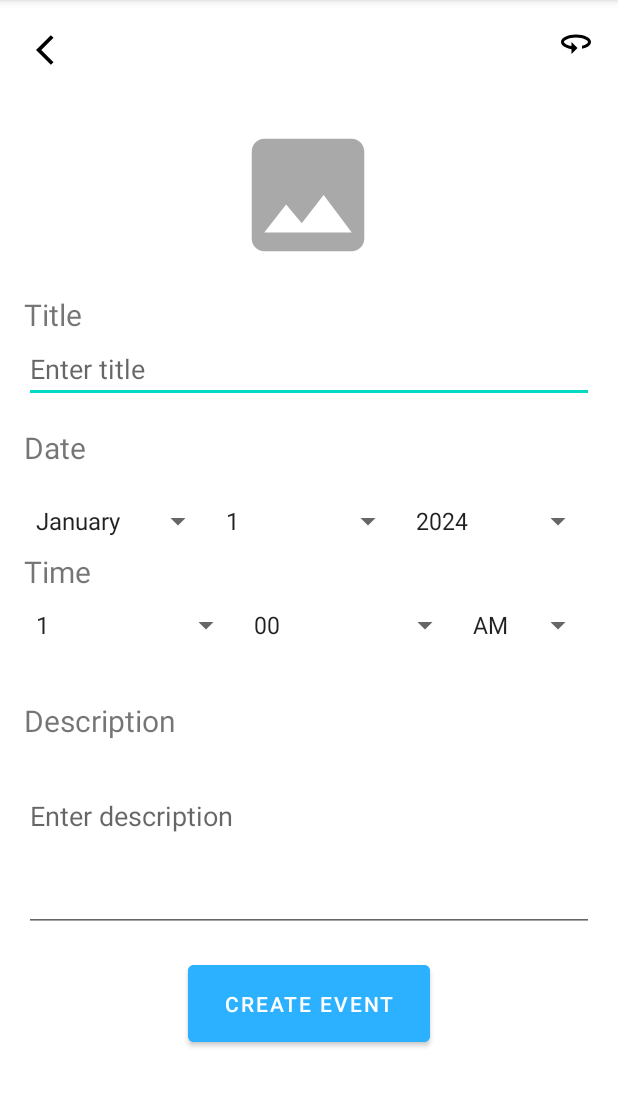
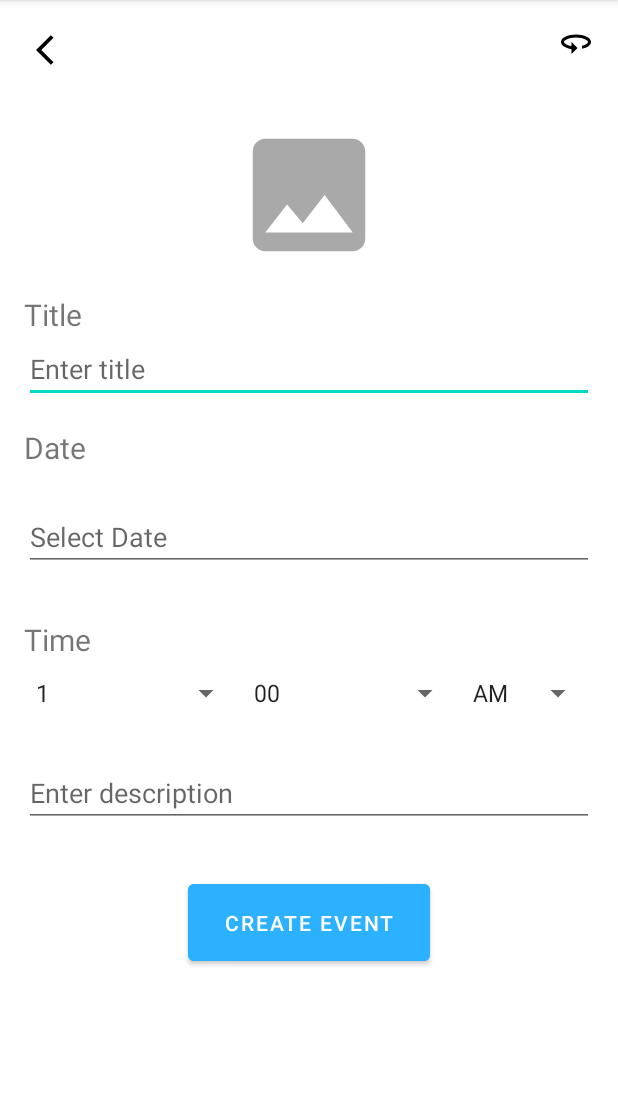
Before and after one commit to NickFalletta29/Loops, an Android app: the CreateEventActivity screen opened directly, with no data from a screen before it, on a phone screen of 412 x 824 dp, the part 84-1191 px from its top. Run offline under Robolectric (Android 15) with nearby library versions, the phone set to English and light mode, and no system bars.

Commit message:
Final(ish) version

```diff
--- a/Loops/final-project-template-main/app/src/main/java/edu/psu/ist/hcdd340/finalproject/CreateEventActivity.java
+++ b/Loops/final-project-template-main/app/src/main/java/edu/psu/ist/hcdd340/finalproject/CreateEventActivity.java
@@ -3,6 +3,7 @@ package edu.psu.ist.hcdd340.finalproject;
 import androidx.annotation.Nullable;
 import androidx.appcompat.app.AppCompatActivity;
 
+import android.app.DatePickerDialog;
 import android.content.Intent;
 import android.content.SharedPreferences;
 import android.os.Bundle;
@@ -11,12 +12,14 @@ import android.util.Log;
 import android.widget.ArrayAdapter;
 import android.view.View;
 import android.widget.Button;
+import android.widget.DatePicker;
 import android.widget.EditText;
 import android.widget.ImageView;
 import android.widget.Spinner;
 
 import com.google.android.material.snackbar.Snackbar;
 
+import java.util.Calendar;
 
 public class CreateEventActivity extends AppCompatActivity implements View.OnClickListener {
 
@@ -25,9 +28,9 @@ public class CreateEventActivity extends AppCompatActivity implements View.OnCli
 
     private ImageView eventImage;
     private EditText titleInput;
-    private ImageView refreshBtn;
     private EditText descriptionInput;
-    private Spinner monthSpinner, daySpinner, hourSpinner, minuteSpinner, amPmSpinner;
+    private EditText dateInput;
+    private Spinner hourSpinner, minuteSpinner, amPmSpinner;
 
     private SharedPreferences sharedPreferences;
 
@@ -39,58 +42,49 @@ public class CreateEventActivity extends AppCompatActivity implements View.OnCli
         eventImage = findViewById(R.id.eventImage);
         titleInput = findViewById(R.id.titleInput);
         descriptionInput = findViewById(R.id.descriptionInput);
+        dateInput = findViewById(R.id.dateInput);
 
-        monthSpinner = findViewById(R.id.monthSpinner);
-        daySpinner = findViewById(R.id.daySpinner);
         hourSpinner = findViewById(R.id.hourSpinner);
         minuteSpinner = findViewById(R.id.minuteSpinner);
         amPmSpinner = findViewById(R.id.amPmSpinner);
 
-        // Set adapters for spinners
-        ArrayAdapter<CharSequence> monthAdapter = ArrayAdapter.createFromResource(this, R.array.months, android.R.layout.simple_spinner_item);
-        monthAdapter.setDropDownViewResource(android.R.layout.simple_spinner_dropdown_item);
-        monthSpinner.setAdapter(monthAdapter);
-
-        ArrayAdapter<CharSequence> dayAdapter = ArrayAdapter.createFromResource(this, R.array.days, android.R.layout.simple_spinner_item);
-        dayAdapter.setDropDownViewResource(android.R.layout.simple_spinner_dropdown_item);
-        daySpinner.setAdapter(dayAdapter);
 
         ArrayAdapter<CharSequence> hourAdapter = ArrayAdapter.createFromResource(this, R.array.hours, android.R.layout.simple_spinner_item);
-        hourAdapter.setDropDownViewResource(android.R.layout.simple_spinner_dropdown_item);
+        hourAdapter.setDropDownViewResource(android.R.layout.simple_spinner_item);
         hourSpinner.setAdapter(hourAdapter);
 
         ArrayAdapter<CharSequence> minuteAdapter = ArrayAdapter.createFromResource(this, R.array.minutes, android.R.layout.simple_spinner_item);
-        minuteAdapter.setDropDownViewResource(android.R.layout.simple_spinner_dropdown_item);
+        minuteAdapter.setDropDownViewResource(android.R.layout.simple_spinner_item);
         minuteSpinner.setAdapter(minuteAdapter);
 
         ArrayAdapter<CharSequence> amPmAdapter = ArrayAdapter.createFromResource(this, R.array.am_pm, android.R.layout.simple_spinner_item);
-        amPmAdapter.setDropDownViewResource(android.R.layout.simple_spinner_dropdown_item);
+        amPmAdapter.setDropDownViewResource(android.R.layout.simple_spinner_item);
         amPmSpinner.setAdapter(amPmAdapter);
+
+
+        dateInput.setOnClickListener(v -> showDatePickerDialog());
+
 
         Button createButton = findViewById(R.id.createEventButton);
         createButton.setOnClickListener(this);
+
         ImageView backButton = findViewById(R.id.backButton);
-        backButton.setOnClickListener(v -> {
-            finish();
-        });
-        ImageView refreshbtn = findViewById(R.id.infoButton);
-        refreshbtn.setOnClickListener(view -> {
-            clearInputs();
-        });
+        backButton.setOnClickListener(v -> finish());
+
+        ImageView refreshButton = findViewById(R.id.infoButton);
+        refreshButton.setOnClickListener(view -> clearInputs());
+
+
         eventImage.setOnClickListener(v -> openImagePicker());
+
         sharedPreferences = getSharedPreferences("EventPrefs", MODE_PRIVATE);
     }
+
     @Override
     public void onClick(View view) {
         int id = view.getId();
-        if (id == R.id.backButton) {
-            finish();
-        } else if (id == R.id.createEventButton) {
+        if (id == R.id.createEventButton) {
             createEvent();
-            Button button = findViewById(R.id.createEventButton);
-            Snackbar.make(button,
-                    "New Event created!",
-                    Snackbar.LENGTH_LONG).show();
         }
     }
 
@@ -106,80 +100,62 @@ public class CreateEventActivity extends AppCompatActivity implements View.OnCli
             eventImage.setImageURI(data.getData());
         }
     }
-    /**
-     * Returns user entered text from an EditText instance
-     * @param id: Id of the EditText instance
-     * @return User entered text
-     */
-    String getInputFromEditText(int id) {
-        EditText v = findViewById(id);
-        return v.getText().toString();
+
+    private void showDatePickerDialog() {
+        Calendar calendar = Calendar.getInstance();
+        int year = calendar.get(Calendar.YEAR);
+        int month = calendar.get(Calendar.MONTH);
+        int day = calendar.get(Calendar.DAY_OF_MONTH);
+
+        DatePickerDialog datePickerDialog = new DatePickerDialog(
+                this,
+                android.R.style.Theme_DeviceDefault_Dialog,
+                (view, selectedYear, selectedMonth, selectedDay) -> {
+                    String date = (selectedMonth + 1) + "/" + selectedDay + "/" + selectedYear;
+                    dateInput.setText(date);
+                },
+                year,
+                month,
+                day
+        );
+        datePickerDialog.show();
     }
 
-    void createEvent(){
-
+    void createEvent() {
         String title = titleInput.getText().toString();
         String description = descriptionInput.getText().toString();
-        String month = monthSpinner.getSelectedItem().toString();
-        String day = daySpinner.getSelectedItem().toString();
+        String date = dateInput.getText().toString();
         String hour = hourSpinner.getSelectedItem().toString();
         String minute = minuteSpinner.getSelectedItem().toString();
         String amPm = amPmSpinner.getSelectedItem().toString();
+        int img = 0;
 
-        if (title.isEmpty() || description.isEmpty()) {
-            Snackbar.make(findViewById(R.id.createEventButton), "All fields must be filled!", Snackbar.LENGTH_SHORT).show();
-            return;
-        }
+        String time = hour + ":" + minute + " " + amPm;
 
-        Log.d(TAG, "Event Created: " + title + ", " + description + ", Date: " + month + " " + day + ", Time: " + hour + ":" + minute + " " + amPm);
+        Log.d(TAG, "Event Created: " + title + ", " + description + ", Date: " + date + ", Time: " + time);
 
         // Send back to MainActivity
         Intent intent = new Intent();
         intent.putExtra("eventTitle", title);
         intent.putExtra("eventDescription", description);
-        intent.putExtra("eventDate", month + " " + day);
-        intent.putExtra("eventTime", hour + ":" + minute + " " + amPm);
+        intent.putExtra("eventDate", date);
+        intent.putExtra("eventTime", time);
+        intent.putExtra("eventImage", String.valueOf(img));
+
         setResult(RESULT_OK, intent);
 
         clearInputs();
 
+        Snackbar.make(findViewById(R.id.createEventButton), "New Event created!", Snackbar.LENGTH_LONG).show();
+    }
 
-//        String title = getInputFromEditText(R.id.titleInput);
-//        String description = getInputFromEditText(R.id.descriptionInput);
-//        String hour = getInputFromEditText(R.id.hourInput);
-//        String day = getInputFromEditText(R.id.dayInput);
-//
-//        Spinner spinner = findViewById(R.id.amPmSpinner);
-//        String timeOfDay = (String) spinner.getSelectedItem();
-//
-//
-//        Log.d(TAG, "Title: " + title + ",  Description: " + description +
-//                ", Day: " + day + ", Hour: " + hour + timeOfDay);
-//
-//        saveUserInformation(title, description, day, hour, timeOfDay);
-    }
     private void clearInputs() {
         titleInput.setText("");
         descriptionInput.setText("");
-        monthSpinner.setSelection(0);
-        daySpinner.setSelection(0);
+        dateInput.setText("");
         hourSpinner.setSelection(0);
         minuteSpinner.setSelection(0);
         amPmSpinner.setSelection(0);
         eventImage.setImageResource(R.drawable.ic_image_placeholder);
     }
-
-//    void saveUserInformation(String title, String description, String day,
-//                             String hour, String timeOfDay) {
-//
-//        SharedPreferences.Editor editor = sharedPreferences.edit();
-//        editor.putString(TITLE_KEY, title);
-//        editor.putString(DESCRIPTION_KEY, description);
-//        editor.putString(DAY_KEY, day);
-//        editor.putString(HOUR_KEY, hour);
-//
-//        editor.putString(TIMEOFDAY_KEY, timeOfDay);
-//
-//        editor.apply();
-//    }
 }
--- a/Loops/final-project-template-main/app/src/main/res/layout/create_event.xml
+++ b/Loops/final-project-template-main/app/src/main/res/layout/create_event.xml
@@ -7,9 +7,6 @@
     android:layout_height="match_parent"
     tools:context=".CreateEventActivity">
 
-    <!-- App Header -->
-
-    <!-- Back Button -->
     <ImageButton
         android:id="@+id/backButton"
         android:layout_width="55dp"
@@ -21,7 +18,6 @@
         app:layout_constraintStart_toStartOf="parent"
         app:layout_constraintTop_toTopOf="parent" />
 
-    <!-- Info Button -->
     <ImageButton
         android:id="@+id/infoButton"
         android:layout_width="40dp"
@@ -31,11 +27,7 @@
         android:background="?android:attr/selectableItemBackground"
         app:layout_constraintTop_toTopOf="parent"
         app:layout_constraintEnd_toEndOf="parent"
-        android:layout_margin="8dp"/>
-
-    <!-- Event Image Placeholder -->
-
-    <!-- Title Field -->
+        android:layout_margin="8dp" />
 
     <ImageView
         android:id="@+id/eventImage"
@@ -45,7 +37,6 @@
         android:contentDescription="Event Image"
         android:src="@drawable/ic_image_placeholder"
         app:layout_constraintEnd_toEndOf="parent"
-        app:layout_constraintHorizontal_bias="0.498"
         app:layout_constraintStart_toStartOf="parent"
         app:layout_constraintTop_toTopOf="parent" />
 
@@ -54,7 +45,7 @@
         android:layout_width="wrap_content"
         android:layout_height="wrap_content"
         android:text="@string/create_event_title"
-        android:textSize="20dp"
+        android:textSize="20sp"
         app:layout_constraintTop_toBottomOf="@id/eventImage"
         app:layout_constraintStart_toStartOf="parent"
         android:layout_marginStart="16dp"
@@ -70,51 +61,28 @@
         app:layout_constraintEnd_toEndOf="parent"
         android:layout_marginHorizontal="16dp" />
 
-    <!-- Date Field -->
     <TextView
         android:id="@+id/dateLabel"
         android:layout_width="wrap_content"
         android:layout_height="wrap_content"
         android:text="@string/create_event_date"
-        android:textSize="20dp"
+        android:textSize="20sp"
         app:layout_constraintTop_toBottomOf="@id/titleInput"
         app:layout_constraintStart_toStartOf="parent"
         android:layout_marginStart="16dp"
         android:layout_marginTop="16dp" />
 
-    <LinearLayout
+    <EditText
+        android:id="@+id/dateInput"
         android:layout_width="0dp"
         android:layout_height="wrap_content"
-        android:orientation="horizontal"
+        android:hint="Select Date"
+        android:focusable="false"
+        android:clickable="true"
+        android:layout_marginHorizontal="16dp"
         app:layout_constraintTop_toBottomOf="@id/dateLabel"
         app:layout_constraintStart_toStartOf="parent"
-        app:layout_constraintEnd_toEndOf="parent"
-        android:layout_marginHorizontal="16dp"
-        android:layout_marginVertical="-10dp">
-
-        <Spinner
-            android:id="@+id/monthSpinner"
-            android:layout_width="0dp"
-            android:layout_height="wrap_content"
-            android:layout_weight="1"
-            android:entries="@array/months"/>
-
-        <Spinner
-            android:id="@+id/daySpinner"
-            android:layout_width="0dp"
-            android:layout_height="wrap_content"
-            android:layout_weight="1"
-            android:entries="@array/days"/>
-
-        <Spinner
-            android:id="@+id/yearInput"
-            android:layout_width="0dp"
-            android:layout_weight="1"
-            android:layout_height="wrap_content"
-            android:entries="@array/years" />
-    </LinearLayout>
-
-    <!-- Time Field -->
+        app:layout_constraintEnd_toEndOf="parent" />
 
     <TextView
         android:id="@+id/timeLabel"
@@ -123,75 +91,59 @@
         android:layout_marginStart="16dp"
         android:layout_marginTop="32dp"
         android:text="@string/create_event_time"
-        android:textSize="20dp"
+        android:textSize="20sp"
         app:layout_constraintStart_toStartOf="parent"
-        app:layout_constraintTop_toBottomOf="@id/dateLabel" />
+        app:layout_constraintTop_toBottomOf="@id/dateInput" />
 
     <LinearLayout
+        android:id="@+id/linearLayout"
         android:layout_width="0dp"
         android:layout_height="wrap_content"
+        android:layout_marginHorizontal="16dp"
+        android:layout_marginVertical="10dp"
         android:orientation="horizontal"
-        app:layout_constraintTop_toBottomOf="@id/timeLabel"
+        app:layout_constraintEnd_toEndOf="parent"
         app:layout_constraintStart_toStartOf="parent"
-        app:layout_constraintEnd_toEndOf="parent"
-        android:layout_marginHorizontal="16dp"
-        android:layout_marginVertical="10dp">
+        app:layout_constraintTop_toBottomOf="@id/timeLabel">
 
         <Spinner
             android:id="@+id/hourSpinner"
             android:layout_width="0dp"
             android:layout_height="wrap_content"
-            android:layout_weight="1"
-            android:entries="@array/hours"/>
+            android:layout_weight="1" />
 
         <Spinner
             android:id="@+id/minuteSpinner"
             android:layout_width="0dp"
             android:layout_height="wrap_content"
-            android:layout_weight="1"
-            android:entries="@array/minutes"/>
+            android:layout_weight="1" />
 
         <Spinner
             android:id="@+id/amPmSpinner"
             android:layout_width="wrap_content"
-            android:layout_height="wrap_content"
-            android:entries="@array/am_pm" />
+            android:layout_height="wrap_content" />
     </LinearLayout>
-
-    <!-- Description Field -->
-
-    <!-- Create Event Button -->
-    <TextView
-        android:id="@+id/descriptionLabel"
-        android:layout_width="wrap_content"
-        android:layout_height="wrap_content"
-        android:layout_marginStart="16dp"
-        android:layout_marginTop="72dp"
-        android:text="@string/create_event_description"
-        android:textSize="20dp"
-        app:layout_constraintStart_toStartOf="parent"
-        app:layout_constraintTop_toBottomOf="@id/timeLabel" />
 
     <EditText
         android:id="@+id/descriptionInput"
         android:layout_width="0dp"
-        android:layout_height="100dp"
+        android:layout_height="wrap_content"
         android:layout_marginHorizontal="16dp"
-        android:layout_marginTop="4dp"
+        android:layout_marginTop="32dp"
         android:gravity="top"
         android:hint="Enter description"
         android:inputType="textMultiLine"
         app:layout_constraintEnd_toEndOf="parent"
         app:layout_constraintStart_toStartOf="parent"
-        app:layout_constraintTop_toBottomOf="@id/descriptionLabel" />
+        app:layout_constraintTop_toBottomOf="@+id/linearLayout" />
 
     <Button
         android:id="@+id/createEventButton"
         android:layout_width="161dp"
         android:layout_height="63dp"
-        android:layout_marginTop="16dp"
+        android:layout_marginTop="32dp"
+        android:backgroundTint="@color/sky_blue"
         android:text="Create Event"
-        android:backgroundTint="@color/sky_blue"
         app:layout_constraintEnd_toEndOf="parent"
         app:layout_constraintStart_toStartOf="parent"
         app:layout_constraintTop_toBottomOf="@id/descriptionInput" />
```
Also changed, not shown: Loops/final-project-template-main/app/src/main/java/edu/psu/ist/hcdd340/finalproject/MainActivity.java (+19 -9 lines), Loops/final-project-template-main/app/src/main/res/layout/activity_main.xml (+0 -11 lines), Loops/final-project-template-main/app/src/main/res/menu/menu.xml (+14 -3 lines), Loops/final-project-template-main/app/src/main/res/drawable/lion.webp (added).
